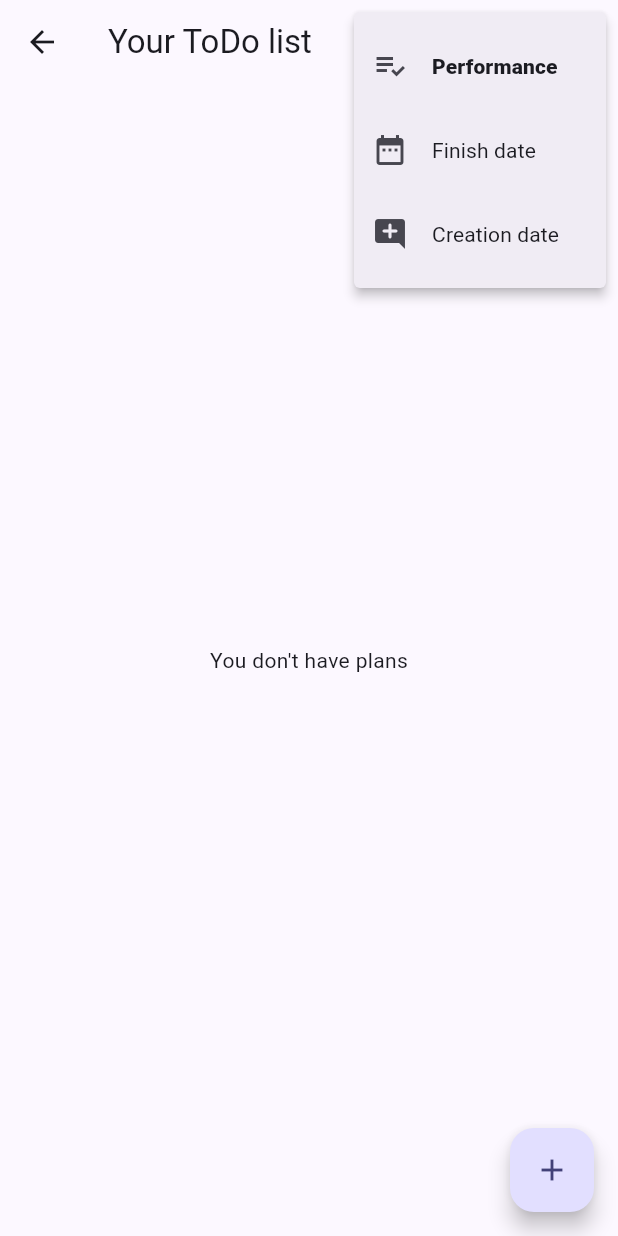
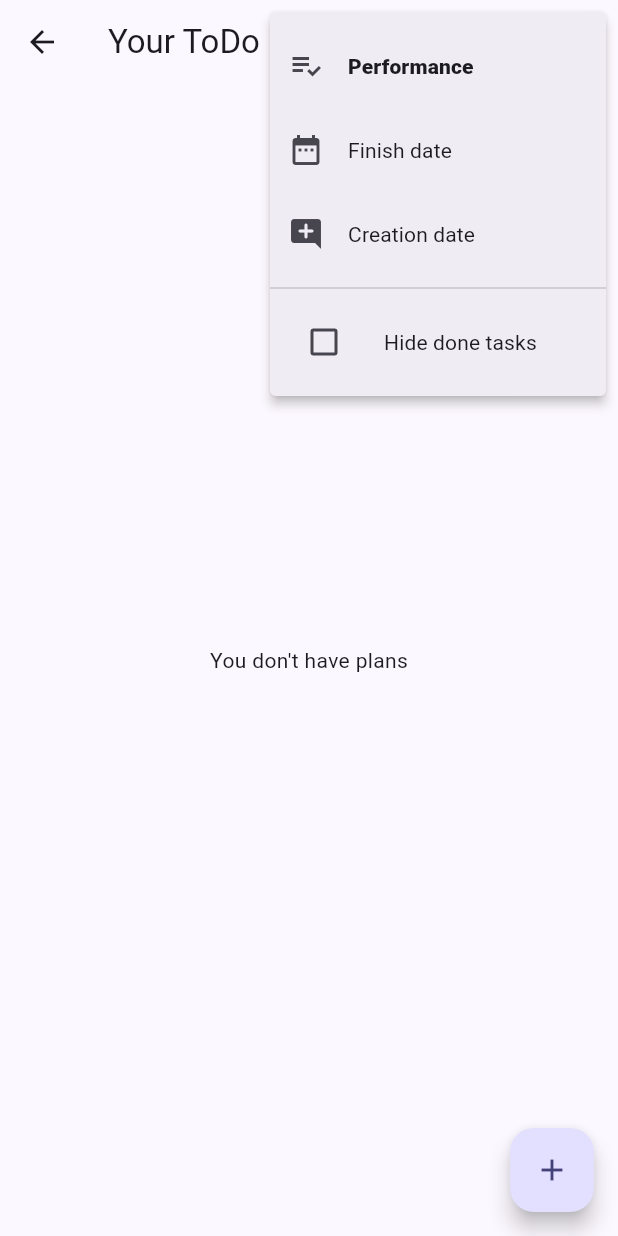
Before and after one commit to sadovnic13/todo_list, a Flutter app: the HomepageScreen screen opened by its route, after a tap on the "filter alt" icon, on a phone screen of 412 x 824 dp. Run offline on Flutter 3.47's test engine with Material 3 defaults, Android fonts, the phone set to English and light mode, and no system bars; our stand-ins replace bloc, equatable, flutter_bloc, supabase_flutter, table_calendar; missing offline and left inert: crypt; accounts and stored records are empty; Roboto replaces fonts that are missing (Sora).

Commit message:
extended filter

```diff
--- /dev/null
+++ b/devtools_options.yaml
@@ -0,0 +1 @@
+extensions:
--- a/lib/features/edit_todo_page/view/edit_todo_page_screen.dart
+++ b/lib/features/edit_todo_page/view/edit_todo_page_screen.dart
@@ -89,7 +89,6 @@ class _EditTodoPageState extends State<EditTodoPage> {
           bloc: editTodoPageBloc,
           builder: (context, state) {
             if (state is EditTodoPageLoading) {
-              Future.delayed(const Duration(seconds: 5));
               return const ElevatedButton(
                 onPressed: null,
                 child: Text(
--- a/lib/features/home_page/bloc/homepage_bloc.dart
+++ b/lib/features/home_page/bloc/homepage_bloc.dart
@@ -21,13 +21,13 @@ class HomepageBloc extends Bloc<HomepageEvent, HomepageState> {
     on<DeleteToDoRecord>((event, emit) async {
       emit(HomepageLoading());
       await toDoRepositories.deleteTodo(event.id);
-      final todoList = await toDoRepositories.filteringTodoList(1);
+      final todoList = await toDoRepositories.filteringTodoList(event.parameter, event.hideDoneTasks);
       emit(HomepageLoaded(todoList: todoList));
     });
 
     on<FilteringTodoList>((event, emit) async {
       emit(HomepageLoading());
-      final todoList = await toDoRepositories.filteringTodoList(event.parameter);
+      final todoList = await toDoRepositories.filteringTodoList(event.parameter, event.hideDoneTasks);
 
       emit(HomepageLoaded(todoList: todoList));
     });
--- a/lib/features/home_page/bloc/homepage_event.dart
+++ b/lib/features/home_page/bloc/homepage_event.dart
@@ -8,13 +8,16 @@ abstract class HomepageEvent extends Equatable {
 // class LoadTodoList extends HomepageEvent {}
 
 class DeleteToDoRecord extends HomepageEvent {
-  DeleteToDoRecord({required this.id});
+  final int id;
+  final int parameter;
+  final bool hideDoneTasks;
 
-  final int id;
+  DeleteToDoRecord({required this.id, required this.parameter, required this.hideDoneTasks});
 }
 
 class FilteringTodoList extends HomepageEvent {
-  FilteringTodoList({required this.parameter});
+  final int parameter;
+  final bool hideDoneTasks;
 
-  final int parameter;
+  FilteringTodoList({required this.parameter, required this.hideDoneTasks});
 }
--- a/lib/features/home_page/view/homepage_screen.dart
+++ b/lib/features/home_page/view/homepage_screen.dart
@@ -14,6 +14,7 @@ class HomepageScreen extends StatefulWidget {
 
 class _HomepageScreenState extends State<HomepageScreen> {
   int parameter = 1;
+  bool hideDoneTasks = false;
   final HomepageBloc homepageBloc = HomepageBloc(ToDoRepositories());
 
   void updateParameter(int newParameter) {
@@ -22,9 +23,15 @@ class _HomepageScreenState extends State<HomepageScreen> {
     });
   }
 
+  void updateHideCompletedTasks(bool newValue) {
+    setState(() {
+      hideDoneTasks = newValue;
+    });
+  }
+
   @override
   void didChangeDependencies() {
-    homepageBloc.add(FilteringTodoList(parameter: parameter));
+    homepageBloc.add(FilteringTodoList(parameter: parameter, hideDoneTasks: hideDoneTasks));
 
     super.didChangeDependencies();
   }
@@ -43,7 +50,9 @@ class _HomepageScreenState extends State<HomepageScreen> {
           ActionFilter(
             homepageBloc: homepageBloc,
             parameter: parameter,
+            hideDoneTasks: hideDoneTasks,
             onParameterChanged: updateParameter,
+            onHideDoneTasksChanged: updateHideCompletedTasks,
           )
         ],
       ),
@@ -53,7 +62,7 @@ class _HomepageScreenState extends State<HomepageScreen> {
           if (state is HomepageLoaded) {
             return RefreshIndicator(
               onRefresh: () async {
-                homepageBloc.add(FilteringTodoList(parameter: parameter));
+                homepageBloc.add(FilteringTodoList(parameter: parameter, hideDoneTasks: hideDoneTasks));
               },
               child: state.todoList.isEmpty
                   ? Center(
@@ -64,6 +73,8 @@ class _HomepageScreenState extends State<HomepageScreen> {
                       itemCount: state.todoList.length,
                       itemBuilder: (context, index) {
                         return ToDoRecord(
+                          parameter: parameter,
+                          hideDoneTasks: hideDoneTasks,
                           todo: state.todoList[index],
                           homepageBloc: homepageBloc,
                         );
--- a/lib/features/home_page/widgets/action_filter.dart
+++ b/lib/features/home_page/widgets/action_filter.dart
@@ -4,10 +4,18 @@ import 'package:todo_list/features/home_page/bloc/homepage_bloc.dart';
 class ActionFilter extends StatefulWidget {
   final HomepageBloc homepageBloc;
   final int parameter;
+  final bool hideDoneTasks;
   final ValueChanged<int> onParameterChanged;
+  final ValueChanged<bool> onHideDoneTasksChanged;
 
-  const ActionFilter(
-      {super.key, required this.homepageBloc, required this.onParameterChanged, required this.parameter});
+  const ActionFilter({
+    super.key,
+    required this.homepageBloc,
+    required this.onParameterChanged,
+    required this.parameter,
+    required this.hideDoneTasks,
+    required this.onHideDoneTasksChanged,
+  });
 
   @override
   State<ActionFilter> createState() => _ActionFilterState();
@@ -21,7 +29,7 @@ class _ActionFilterState extends State<ActionFilter> {
       icon: icon,
       onSelected: (value) {},
       itemBuilder: (context) {
-        return [
+        return <PopupMenuEntry<String>>[
           //performance filtering
           PopupMenuItem(
             child: ListTile(
@@ -30,13 +38,12 @@ class _ActionFilterState extends State<ActionFilter> {
                 'Performance',
                 style: TextStyle(fontWeight: widget.parameter == 1 ? FontWeight.w900 : FontWeight.w400),
               ),
+            ),
             onTap: () {
-                Navigator.pop(context);
               widget.onParameterChanged(1);
 
-                widget.homepageBloc.add(FilteringTodoList(parameter: 1));
+              widget.homepageBloc.add(FilteringTodoList(parameter: 1, hideDoneTasks: widget.hideDoneTasks));
             },
-            ),
           ),
           //end date filtering
           PopupMenuItem(
@@ -48,13 +55,12 @@ class _ActionFilterState extends State<ActionFilter> {
                   fontWeight: widget.parameter == 2 ? FontWeight.w900 : FontWeight.w400,
                 ),
               ),
+            ),
             onTap: () {
-                Navigator.pop(context);
               widget.onParameterChanged(2);
 
-                widget.homepageBloc.add(FilteringTodoList(parameter: 2));
+              widget.homepageBloc.add(FilteringTodoList(parameter: 2, hideDoneTasks: widget.hideDoneTasks));
             },
-            ),
           ),
           //creation date filtering filtering
           PopupMenuItem(
@@ -66,13 +72,38 @@ class _ActionFilterState extends State<ActionFilter> {
                   fontWeight: widget.parameter == 3 ? FontWeight.w900 : FontWeight.w400,
                 ),
               ),
+            ),
             onTap: () {
-                Navigator.pop(context);
               widget.onParameterChanged(3);
 
-                widget.homepageBloc.add(FilteringTodoList(parameter: 3));
+              widget.homepageBloc.add(FilteringTodoList(parameter: 3, hideDoneTasks: widget.hideDoneTasks));
             },
           ),
+          PopupMenuDivider(),
+
+          //hide tasks checker
+          PopupMenuItem(
+            child: ListTile(
+              leading: Checkbox(
+                value: widget.hideDoneTasks,
+                onChanged: (value) {
+                  Navigator.pop(context);
+                  widget.onHideDoneTasksChanged(value!);
+                  widget.homepageBloc.add(FilteringTodoList(parameter: widget.parameter, hideDoneTasks: value));
+                },
+              ),
+              title: Text(
+                'Hide done tasks',
+                style: TextStyle(
+                  fontWeight: FontWeight.w400,
+                ),
+              ),
+            ),
+            onTap: () {
+              bool newValue = !widget.hideDoneTasks;
+              widget.onHideDoneTasksChanged(newValue);
+              widget.homepageBloc.add(FilteringTodoList(parameter: widget.parameter, hideDoneTasks: newValue));
+            },
           ),
         ];
       },
--- a/lib/repositories/requests/todo_repositories.dart
+++ b/lib/repositories/requests/todo_repositories.dart
@@ -55,7 +55,7 @@ class ToDoRepositories {
     return;
   }
 
-  Future<List<ToDo>> filteringTodoList(int parameter) async {
+  Future<List<ToDo>> filteringTodoList(int parameter, bool hideDoneTasks) async {
     final SupabaseClient client = Supabase.instance.client;
     List<Map<String, dynamic>>? response;
     switch (parameter) {
@@ -80,6 +80,7 @@ class ToDoRepositories {
     }
 
     final List<ToDo> todoList = response!
+        .where((e) => !hideDoneTasks || e['isReady'] == false)
         .map((e) => ToDo(
               id: e['id'],
               title: e['title'],
```
Also changed, not shown: lib/features/home_page/widgets/todo_record.dart (+15 -3 lines). Lines whose indentation alone changed are shown as unchanged.
